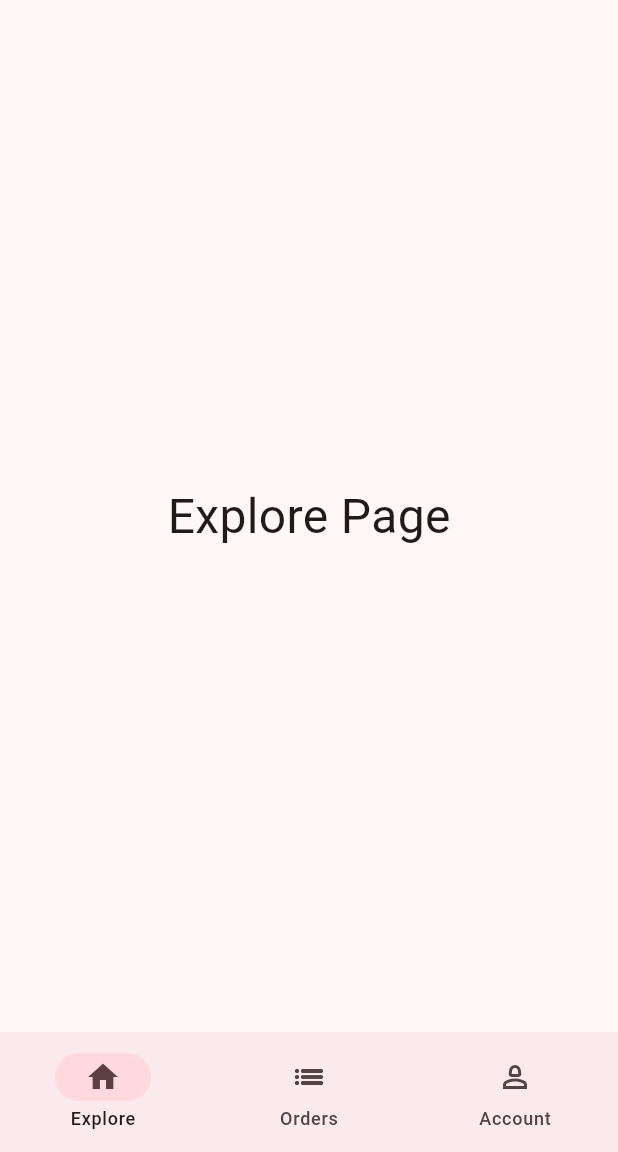
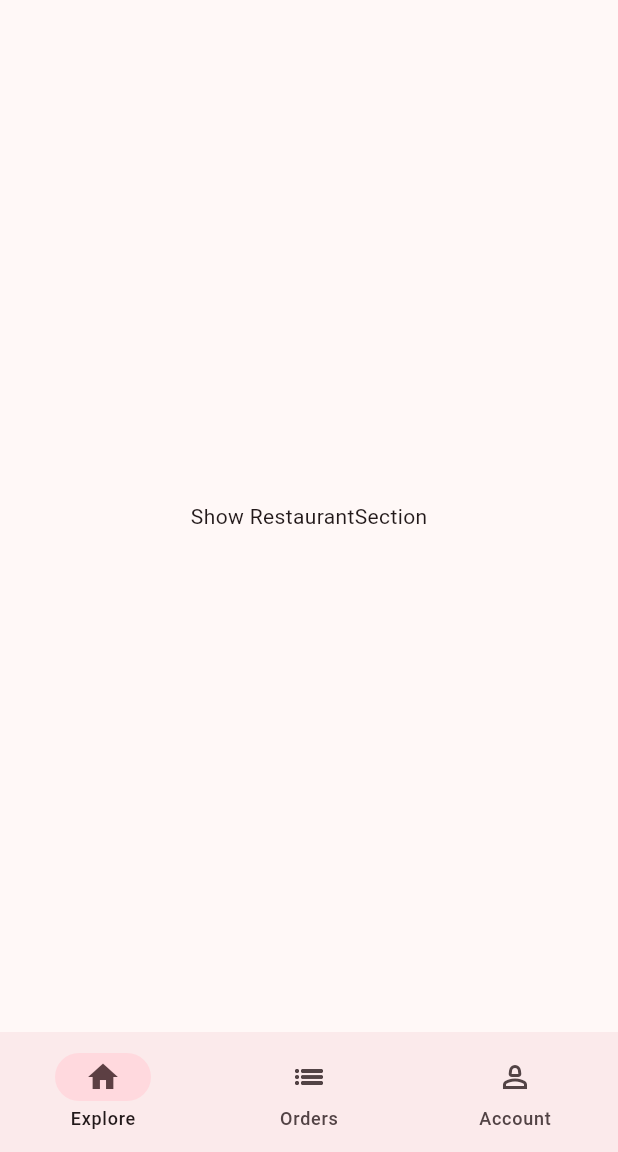
Before and after one commit to memtarhan/Become-a-Flutter-Developer, a Flutter app: the screen it shows after launch, on a phone screen of 412 x 824 dp, the part 84-1236 px from its top. Run offline on Flutter 3.47's test engine with Material 3 defaults, Android fonts, the phone set to English and light mode, and no system bars.

Commit message:
<Flutter>: setting up the Explore screen (Yummy)

```diff
--- a/flutter-apprentice/yummy_2/lib/home.dart
+++ b/flutter-apprentice/yummy_2/lib/home.dart
@@ -1,4 +1,5 @@
 import 'package:flutter/material.dart';
+import 'package:yummy_2/screens/explore_page.dart';
 
 import 'components/color_button.dart';
 import 'components/theme_button.dart';
@@ -45,13 +46,8 @@ class _HomeState extends State<Home> {
   @override
   Widget build(BuildContext context) {
     final pages = [
-      // TODO: Replace with ExplorePage
-      const Center(
-        child: Text(
-          'Explore Page',
-          style: TextStyle(fontSize: 32.0),
-        ),
-      ),
+      ExplorePage(),
+
       const Center(
         child: Text(
           'Order Page',
--- /dev/null
+++ b/flutter-apprentice/yummy_2/lib/screens/explore_page.dart
@@ -0,0 +1,36 @@
+import 'package:flutter/material.dart';
+
+import '../api/mock_yummy_service.dart';
+
+class ExplorePage extends StatelessWidget {
+  // 1
+  final mockService = MockYummyService();
+
+  ExplorePage({super.key});
+
+  @override
+  Widget build(BuildContext context) {
+    // 1
+    return FutureBuilder(
+      // 2
+      future: mockService.getExploreData(),
+      // 3
+      builder: (context, AsyncSnapshot<ExploreData> snapshot) {
+        // 4
+        if (snapshot.connectionState == ConnectionState.done) {
+          // 5
+          final restaurants = snapshot.data?.restaurants ?? [];
+          final categories = snapshot.data?.categories ?? [];
+          final posts = snapshot.data?.friendPosts ?? [];
+          // TODO: Replace this with Restaurant Section
+          return const Center(
+            child: SizedBox(child: Text('Show RestaurantSection')),
+          );
+        } else {
+          // 6
+          return const Center(child: CircularProgressIndicator());
+        }
+      },
+    );
+  }
+}
```
